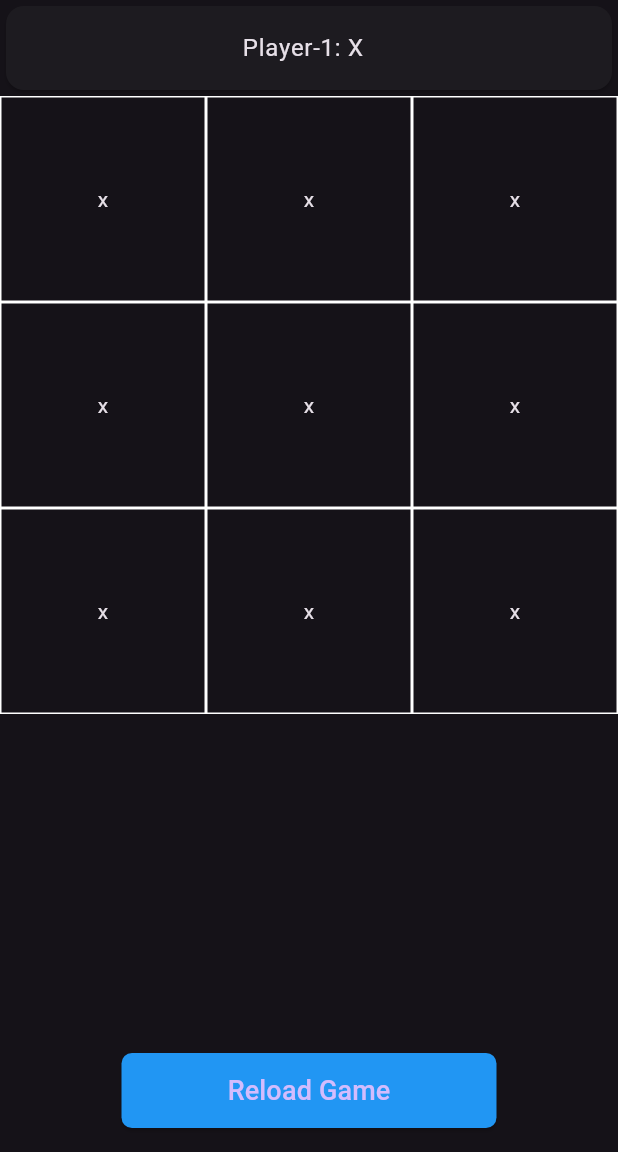
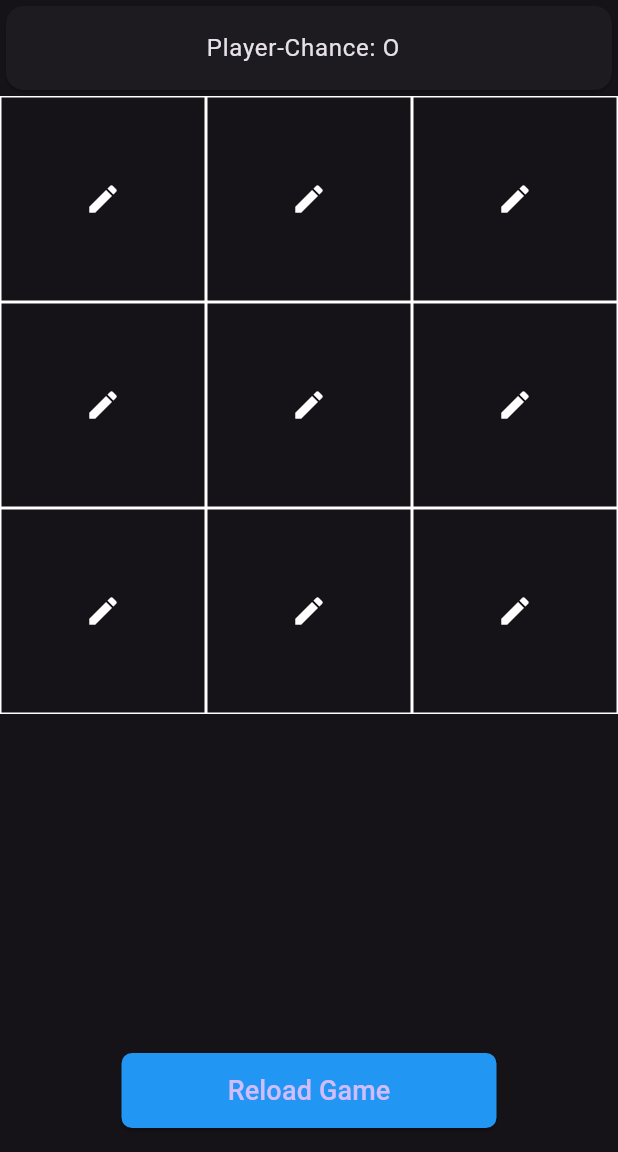
Before and after one commit to Gaadham-Nikhil/Tic_tac_toe-flutter, a Flutter app: the screen it shows after launch, on a phone screen of 412 x 824 dp, the part 84-1236 px from its top. Run offline on Flutter 3.47's test engine with Material 3 defaults, Android fonts, the phone set to English and light mode, and no system bars.

Commit message:
added button functionalites

```diff
--- a/lib/main.dart
+++ b/lib/main.dart
@@ -24,8 +24,55 @@ class MyApp extends StatelessWidget {
   }
 }
 
-class TicTacToe extends StatelessWidget {
+class TicTacToe extends StatefulWidget {
   const TicTacToe({super.key});
+
+  @override
+  State<TicTacToe> createState() => _TicTacToeState();
+}
+
+class _TicTacToeState extends State<TicTacToe> {
+  String  gameWinner = '' ;
+  bool isCrossTurn = false;
+  List gameState = List.filled(9, 'empty');
+
+  void checkWinner() {
+    if (gameState[0] == gameState[1] &&
+        gameState[0] == gameState[2] &&
+        gameState[0] != 'empty') {
+      gameWinner = '${gameState[0]} won the game! 🥳';
+    } else if (gameState[3] != 'empty' &&
+        gameState[3] == gameState[4] &&
+        gameState[4] == gameState[5]) {
+      gameWinner = '${gameState[3]} won the game! 🥳';
+    } else if (gameState[6] != 'empty' &&
+        gameState[6] == gameState[7] &&
+        gameState[7] == gameState[8]) {
+      gameWinner = '${gameState[6]} won the game! 🥳';
+    } else if (gameState[0] != 'empty' &&
+        gameState[0] == gameState[3] &&
+        gameState[3] == gameState[6]) {
+      '${gameState[0]} won the game! 🥳';
+    } else if (gameState[1] != 'empty' &&
+        gameState[1] == gameState[4] &&
+        gameState[4] == gameState[7]) {
+      gameWinner = '${gameState[1]} won the game! 🥳';
+    } else if (gameState[2] != 'empty' &&
+        gameState[2] == gameState[5] &&
+        gameState[5] == gameState[8]) {
+      gameWinner = '${gameState[2]} won the game! 🥳';
+    } else if (gameState[0] != 'empty' &&
+        gameState[0] == gameState[4] &&
+        gameState[4] == gameState[8]) {
+      gameWinner = '${gameState[0]} won the game! 🥳';
+    } else if (gameState[2] != 'empty' &&
+        gameState[2] == gameState[4] &&
+        gameState[4] == gameState[6]) {
+      gameWinner = '${gameState[2]} won the game! 🥳';
+    } else if (!gameState.contains('empty')) {
+      gameWinner = 'Draw game... ⌛';
+    }
+  }
 
   @override
   Widget build(BuildContext context) {
@@ -44,13 +91,11 @@ class TicTacToe extends StatelessWidget {
       ),
       body: Column(
         children: [
-          const Center(
-            child: Card(
-              child: ListTile(
-                title: Center(
-                  child: Text(
-                    "Player-1: X",
-                  ),
+          Card(
+            child: ListTile(
+              title: Center(
+                child: Text(
+                  isCrossTurn? "Player-Chance: X" : "Player-Chance: O"
                 ),
               ),
             ),
@@ -60,7 +105,19 @@ class TicTacToe extends StatelessWidget {
             itemCount: 9,
             gridDelegate: const SliverGridDelegateWithFixedCrossAxisCount(
                 crossAxisCount: 3),
-            itemBuilder: (context, index) => Container(decoration: BoxDecoration(border: Border.all(color: Colors.white)),child: const Center(child: Text("x"))),
+            itemBuilder: (context, index) => GestureDetector(
+              onTap: () {
+                if(gameState[index] == 'empty'){
+                  gameState[index] = isCrossTurn ? 'cross':'circle';
+                  isCrossTurn = !isCrossTurn;
+                  setState(() {});
+                } else {
+                  ScaffoldMessenger.of(context).showSnackBar(const SnackBar(content: Text('Cell is already filled')));
+                }
+                checkWinner();
+              },
+              child: TicTacToeCell(value : gameState[index])
+            ),
           )),
           Padding(
             padding: const EdgeInsets.all(16.0),
@@ -84,3 +141,29 @@ class TicTacToe extends StatelessWidget {
     );
   }
 }
+
+class TicTacToeCell extends StatelessWidget {
+  final String value;
+  const TicTacToeCell({
+    super.key,
+    required this.value,
+  });
+
+  @override
+  Widget build(BuildContext context) {
+    Icon cellIcon;
+    switch (value) {
+      case 'cross':
+        cellIcon = const Icon(Icons.close_outlined);
+        break;
+      case 'circle':
+        cellIcon = const Icon(Icons.circle_outlined);
+      default:
+      cellIcon = const Icon(Icons.edit);
+    }
+    return Container(
+      decoration: BoxDecoration(border: Border.all(color: Colors.white)),
+      child: Center(child: cellIcon)
+    );
+  }
+}
```
